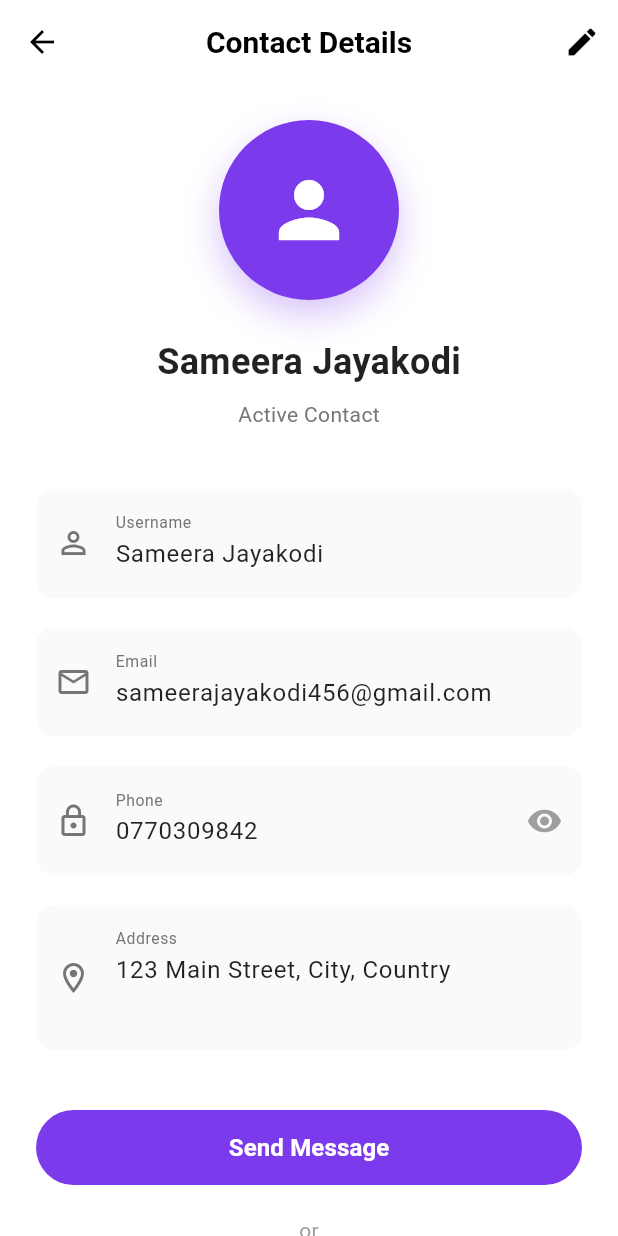
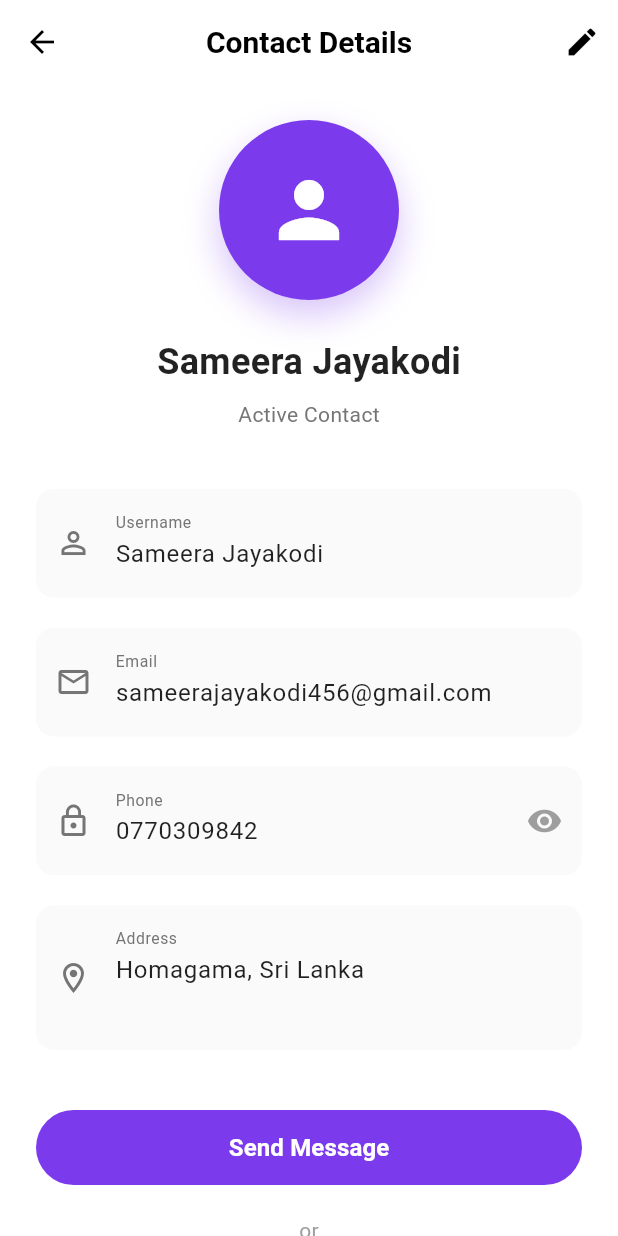
Before and after one commit to sanjeewaDeshapriya/Torva, a Flutter app: the ContactPage screen opened by its route, on a phone screen of 412 x 824 dp. Run offline on Flutter 3.47's test engine with Material 3 defaults, Android fonts, the phone set to English and light mode, and no system bars; our stand-ins replace cloud_firestore, firebase_auth, firebase_core, firebase_storage, geocoding, geolocator and 2 more; accounts and stored records are empty; network calls fail.

Commit message:
created contact up page

```diff
--- a/lib/screens/contact/contact_page.dart
+++ b/lib/screens/contact/contact_page.dart
@@ -23,7 +23,7 @@ class _ContactPageState extends State<ContactPage> {
     _nameController.text = 'Sameera Jayakodi';
     _emailController.text = 'sameerajayakodi456@gmail.com';
     _phoneController.text = '0770309842';
-    _addressController.text = '123 Main Street, City, Country';
+    _addressController.text = 'Homagama, Sri Lanka';
   }
 
   @override
```
